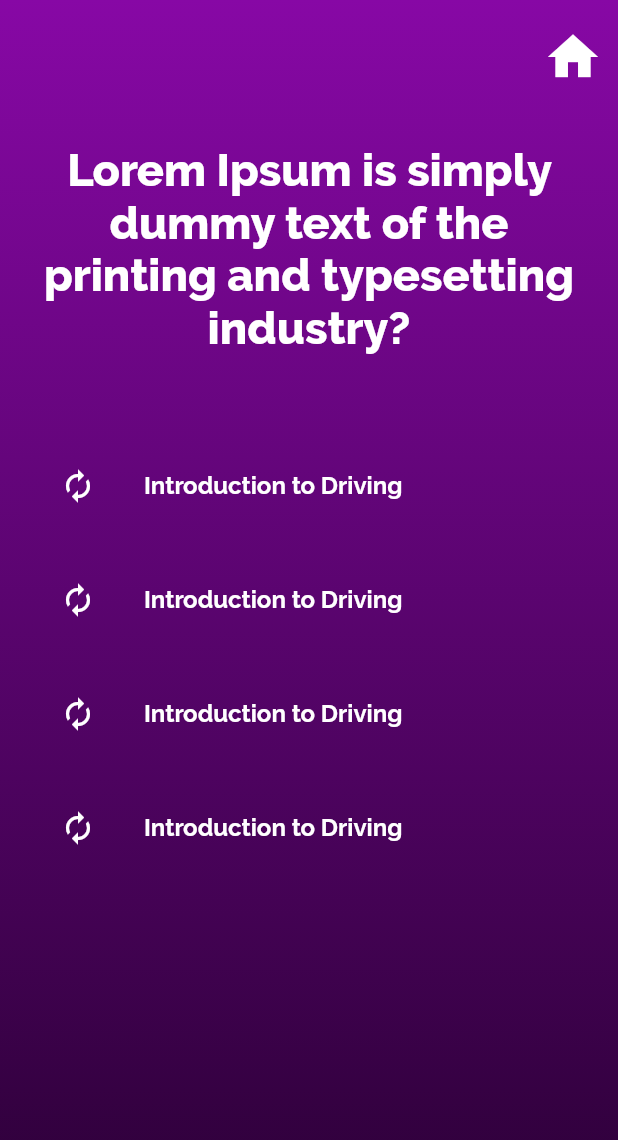
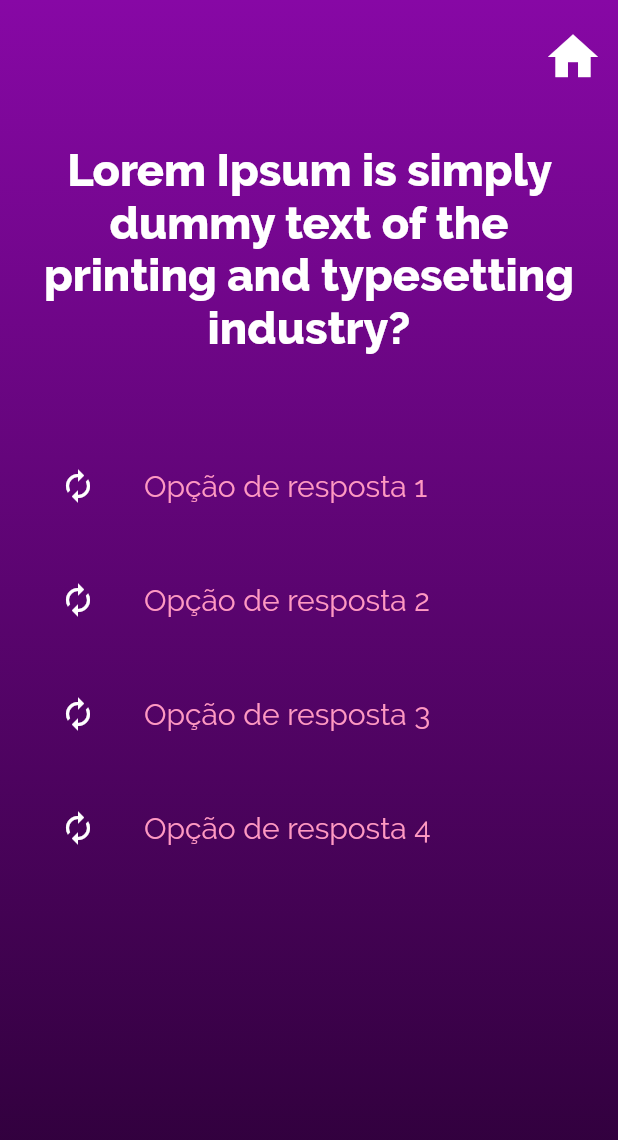
Before and after one commit to Janilso/jogo-contabil, a Flutter app: the screen it shows after launch, after a tap on "COMEÇAR", on a phone screen of 412 x 824 dp. Shown: the top 1140 px of the screen. Run offline on Flutter 3.47's test engine with Material 2 defaults, Android fonts, the light colour scheme and no system bars.

Commit message:
Ajustes na navegaçao

```diff
--- a/lib/components/perguntas-view/alternativa-component.dart
+++ b/lib/components/perguntas-view/alternativa-component.dart
@@ -1,32 +1,12 @@
 import 'package:flutter/material.dart';
 
 class Alternativa extends StatelessWidget {
+  final String textoAlternativa;
+
+  Alternativa({@required this.textoAlternativa});
+
   @override
   Widget build(BuildContext context) {
-    // return Card(
-    //   shape: RoundedRectangleBorder(borderRadius: BorderRadius.circular(100)),
-    //   color: Colors.transparent,
-    //   child: InkWell(
-    //     onTap: () {
-    //       print("tapped");
-    //     },
-    //     child: Container(
-    //       child: ListTile(
-    //         contentPadding:
-    //             EdgeInsets.symmetric(horizontal: 20.0, vertical: 10.0),
-    //         leading: Container(
-    //           padding: EdgeInsets.only(right: 12.0),
-    //           child: Icon(Icons.autorenew, color: Colors.white),
-    //         ),
-    //         title: Text(
-    //           "Introduction to Driving",
-    //           style:
-    //               TextStyle(color: Colors.white, fontWeight: FontWeight.bold),
-    //         ),
-    //       ),
-    //     ),
-    //   ),
-    // );
     return Container(
       child: ListTile(
         contentPadding: EdgeInsets.symmetric(horizontal: 20.0, vertical: 10.0),
@@ -35,8 +15,8 @@ class Alternativa extends StatelessWidget {
           child: Icon(Icons.autorenew, color: Colors.white),
         ),
         title: Text(
-          "Introduction to Driving",
-          style: TextStyle(color: Colors.white, fontWeight: FontWeight.bold),
+          textoAlternativa,
+          style: Theme.of(context).textTheme.caption,
         ),
       ),
     );
--- a/lib/controller/dados-controller.dart
+++ b/lib/controller/dados-controller.dart
@@ -1,9 +1,8 @@
-import 'package:jogocontabil/models/alternativa-model.dart';
 import 'package:jogocontabil/models/jogador-model.dart';
 
 class DadosController {
   JogadorModel jogador;
-  List<AlternativaModel> perguntas;
+  List<String> perguntas;
 
   DadosController({this.jogador, this.perguntas});
 }
--- a/lib/main.dart
+++ b/lib/main.dart
@@ -1,6 +1,6 @@
 import 'package:flutter/material.dart';
 import 'package:jogocontabil/pages/inicio.dart';
-import 'package:jogocontabil/pages/pergutas-view.dart';
+// import 'package:jogocontabil/pages/pergutas-view.dart';
 
 void main() => runApp(MyApp());
 
@@ -19,6 +19,10 @@ class MyApp extends StatelessWidget {
             fontWeight: FontWeight.w800,
             fontSize: 30,
           ),
+          caption: TextStyle(
+            color: Color(0xffFF99C2),
+            fontSize: 20,
+          ),
         ),
         primarySwatch: Colors.blue,
         primaryColor: Color(0xffff0066),
@@ -29,10 +33,10 @@ class MyApp extends StatelessWidget {
         ),
       ),
       home: HomePage(),
-      routes: {
-        "/perguntas": (_) => PerguntasView(),
-        "/home": (_) => HomePage(),
-      },
+      // routes: {
+      //   "/perguntas": (_) => PerguntasView(),
+      //   "/home": (_) => HomePage(),
+      // },
     );
   }
 }
--- a/lib/models/alternativa-model.dart
+++ /dev/null
@@ -1,6 +0,0 @@
-class AlternativaModel {
-  String letra;
-  String texto;
-
-  AlternativaModel({this.letra, this.texto});
-}
--- a/lib/models/pergunta-model.dart
+++ b/lib/models/pergunta-model.dart
@@ -1,10 +1,8 @@
-import 'package:jogocontabil/models/alternativa-model.dart';
-
 class PerguntaModel {
   int id;
   String texto;
-  List<AlternativaModel> alternativas;
-  String respostaCorreta;
+  List<String> alternativas;
+  int respostaCorreta;
 
   PerguntaModel({this.id, this.alternativas, this.respostaCorreta, this.texto});
 }
--- a/lib/pages/inicio.dart
+++ b/lib/pages/inicio.dart
@@ -1,6 +1,7 @@
 import 'package:flutter/cupertino.dart';
 import 'package:flutter/material.dart';
 import 'package:jogocontabil/components/button.dart';
+import 'package:jogocontabil/pages/pergutas-view.dart';
 
 class HomePage extends StatefulWidget {
   @override
@@ -94,7 +95,8 @@ class _HomePageState extends State<HomePage> {
         child: CustomButton(
           text: "COMEÇAR",
           onPressed: () {
-            Navigator.pushReplacementNamed(context, "/perguntas");
+            Navigator.push(context,
+                CupertinoPageRoute(builder: (context) => PerguntasView()));
           },
         ),
       ),
--- a/lib/pages/pergutas-view.dart
+++ b/lib/pages/pergutas-view.dart
@@ -9,14 +9,15 @@ class PerguntasView extends StatefulWidget {
 class _PerguntasStateView extends State<PerguntasView> {
   String _pergunta =
       "Lorem Ipsum is simply dummy text of the printing and typesetting industry?";
-  String a = "Lorem Ipsum is simply";
-  String b = "Lorem Ipsum is simply";
-  String c = "Lorem Ipsum is simply";
-  String d = "Lorem Ipsum is simply";
+  List<String> _listAlternativas = [
+    "Opção de resposta 1",
+    "Opção de resposta 2",
+    "Opção de resposta 3",
+    "Opção de resposta 4"
+  ];
 
   @override
   Widget build(BuildContext context) {
-    // final makeListTile =
     return Container(
       decoration: BoxDecoration(
         gradient: LinearGradient(
@@ -27,6 +28,7 @@ class _PerguntasStateView extends State<PerguntasView> {
       child: Scaffold(
           backgroundColor: Colors.transparent,
           appBar: AppBar(
+            automaticallyImplyLeading: false,
             actions: <Widget>[
               Padding(
                 padding: EdgeInsets.all(10),
@@ -36,7 +38,7 @@ class _PerguntasStateView extends State<PerguntasView> {
                     size: 40,
                   ),
                   onPressed: () {
-                    Navigator.pushReplacementNamed(context, "/home");
+                    Navigator.of(context).pop(null);
                   },
                 ),
               )
@@ -58,13 +60,15 @@ class _PerguntasStateView extends State<PerguntasView> {
                 ),
                 ListView.builder(
                   shrinkWrap: true,
-                  itemCount: 4,
+                  itemCount: _listAlternativas.length,
                   itemBuilder: (BuildContext context, int i) {
                     return InkWell(
                       onTap: () {
                         print("$i");
                       },
-                      child: Alternativa(),
+                      child: Alternativa(
+                        textoAlternativa: _listAlternativas[i],
+                      ),
                     );
                   },
                 ),
```
